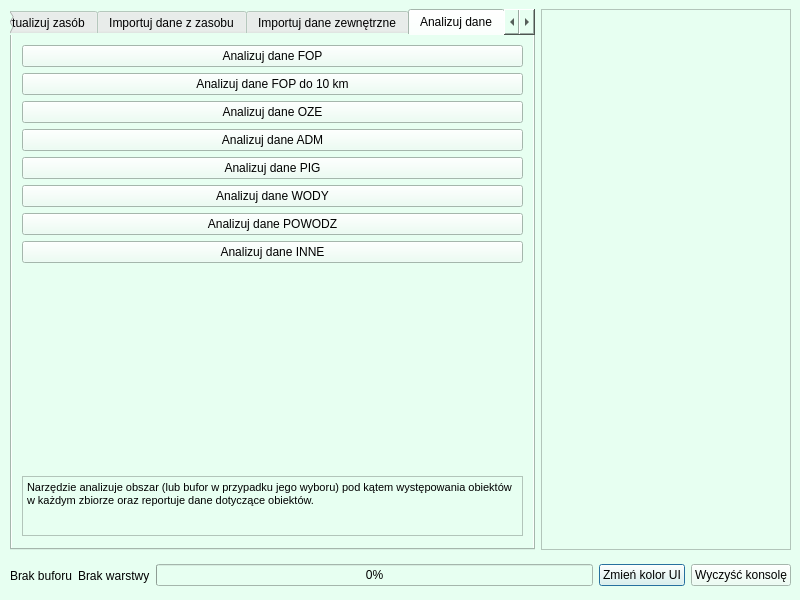
pankonduktortoja/BoberOS, file bober_os_dialog_base.ui: the form before one commit.
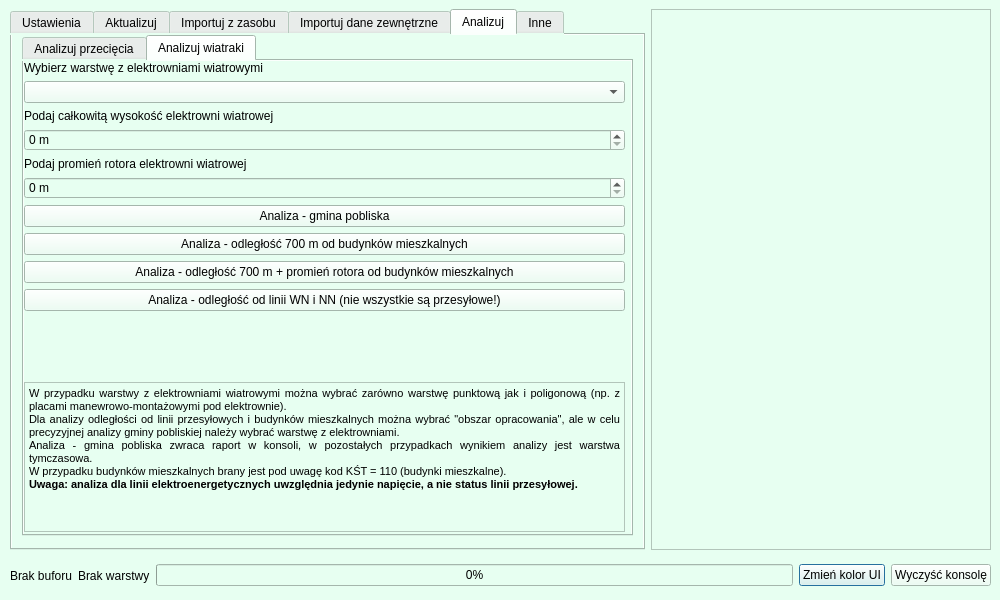
The form after the commit. The open tabs and pages were chosen to show the change. Custom widgets are drawn as their Qt base class.

Commit message: added wind turbine analysis

```diff
--- a/bober_os_dialog_base.ui
+++ b/bober_os_dialog_base.ui
@@ -9,7 +9,7 @@
    <rect>
     <x>0</x>
     <y>0</y>
-    <width>800</width>
+    <width>1000</width>
     <height>600</height>
    </rect>
   </property>
@@ -21,13 +21,13 @@
   </property>
   <property name="minimumSize">
    <size>
-    <width>800</width>
+    <width>1000</width>
     <height>600</height>
    </size>
   </property>
   <property name="maximumSize">
    <size>
-    <width>800</width>
+    <width>1000</width>
     <height>600</height>
    </size>
   </property>
@@ -46,7 +46,7 @@
     <rect>
      <x>10</x>
      <y>560</y>
-     <width>781</width>
+     <width>981</width>
      <height>31</height>
     </rect>
    </property>
@@ -105,7 +105,7 @@
     <rect>
      <x>10</x>
      <y>9</y>
-     <width>781</width>
+     <width>981</width>
      <height>541</height>
     </rect>
    </property>
@@ -290,7 +290,7 @@
       </widget>
       <widget class="QWidget" name="tab_5">
        <attribute name="title">
-        <string>Aktualizuj zasób</string>
+        <string>Aktualizuj</string>
        </attribute>
        <widget class="QWidget" name="verticalLayoutWidget">
         <property name="geometry">
@@ -511,7 +511,7 @@
       </widget>
       <widget class="QWidget" name="tab_6">
        <attribute name="title">
-        <string>Importuj dane z zasobu</string>
+        <string>Importuj z zasobu</string>
        </attribute>
        <widget class="QTabWidget" name="tabWidget_3">
         <property name="geometry">
@@ -1207,20 +1207,36 @@
       </widget>
       <widget class="QWidget" name="tab_9">
        <attribute name="title">
-        <string>Analizuj dane</string>
+        <string>Analizuj</string>
        </attribute>
-       <widget class="QWidget" name="verticalLayoutWidget_7">
+       <widget class="QTabWidget" name="tabWidget_6">
         <property name="geometry">
          <rect>
           <x>10</x>
-          <y>10</y>
-          <width>501</width>
-          <height>491</height>
+          <y>0</y>
+          <width>611</width>
+          <height>501</height>
          </rect>
         </property>
-        <layout class="QVBoxLayout" name="verticalLayout_9">
+        <property name="currentIndex">
+         <number>1</number>
+        </property>
+        <widget class="QWidget" name="tab_21">
+         <attribute name="title">
+          <string>Analizuj przecięcia</string>
+         </attribute>
+         <widget class="QWidget" name="verticalLayoutWidget_15">
+          <property name="geometry">
+           <rect>
+            <x>0</x>
+            <y>0</y>
+            <width>601</width>
+            <height>471</height>
+           </rect>
+          </property>
+          <layout class="QVBoxLayout" name="verticalLayout_17">
          <item>
-          <widget class="QPushButton" name="pb_anal_fop">
+            <widget class="QPushButton" name="pb_anal_powodz">
            <property name="text">
             <string>Analizuj dane FOP</string>
            </property>
@@ -1233,20 +1249,6 @@
            </property>
           </widget>
          </item>
-         <item>
-          <widget class="QPushButton" name="pb_anal_oze">
-           <property name="text">
-            <string>Analizuj dane OZE</string>
-           </property>
-          </widget>
-         </item>
-         <item>
-          <widget class="QPushButton" name="pb_anal_adm">
-           <property name="text">
-            <string>Analizuj dane ADM</string>
-           </property>
-          </widget>
-         </item>
          <item>
           <widget class="QPushButton" name="pb_anal_pig">
            <property name="text">
@@ -1254,6 +1256,13 @@
            </property>
           </widget>
          </item>
+           <item>
+            <widget class="QPushButton" name="pb_anal_oze">
+             <property name="text">
+              <string>Analizuj dane OZE</string>
+             </property>
+            </widget>
+           </item>
          <item>
           <widget class="QPushButton" name="pb_anal_wody">
            <property name="text">
@@ -1261,13 +1270,6 @@
            </property>
           </widget>
          </item>
-         <item>
-          <widget class="QPushButton" name="pb_anal_powodz">
-           <property name="text">
-            <string>Analizuj dane POWODZ</string>
-           </property>
-          </widget>
-         </item>
          <item>
           <widget class="QPushButton" name="pb_anal_inne">
            <property name="text">
@@ -1275,6 +1277,20 @@
            </property>
           </widget>
          </item>
+           <item>
+            <widget class="QPushButton" name="pb_anal_adm">
+             <property name="text">
+              <string>Analizuj dane ADM</string>
+             </property>
+            </widget>
+           </item>
+           <item>
+            <widget class="QPushButton" name="pb_anal_fop">
+             <property name="text">
+              <string>Analizuj dane FOP</string>
+             </property>
+            </widget>
+           </item>
          <item>
           <spacer name="verticalSpacer_16">
            <property name="orientation">
@@ -1308,6 +1324,131 @@
         </layout>
        </widget>
       </widget>
+        <widget class="QWidget" name="tab_3">
+         <attribute name="title">
+          <string>Analizuj wiatraki</string>
+         </attribute>
+         <widget class="QWidget" name="verticalLayoutWidget_7">
+          <property name="geometry">
+           <rect>
+            <x>0</x>
+            <y>0</y>
+            <width>601</width>
+            <height>471</height>
+           </rect>
+          </property>
+          <layout class="QVBoxLayout" name="verticalLayout_9">
+           <item>
+            <widget class="QLabel" name="label_18">
+             <property name="text">
+              <string>Wybierz warstwę z elektrowniami wiatrowymi</string>
+             </property>
+            </widget>
+           </item>
+           <item>
+            <widget class="QgsMapLayerComboBox" name="wind_area"/>
+           </item>
+           <item>
+            <widget class="QLabel" name="label_19">
+             <property name="text">
+              <string>Podaj całkowitą wysokość elektrowni wiatrowej</string>
+             </property>
+            </widget>
+           </item>
+           <item>
+            <widget class="QgsSpinBox" name="sbWindHeight">
+             <property name="suffix">
+              <string> m</string>
+             </property>
+             <property name="maximum">
+              <number>999999999</number>
+             </property>
+            </widget>
+           </item>
+           <item>
+            <widget class="QLabel" name="label_20">
+             <property name="text">
+              <string>Podaj promień rotora elektrowni wiatrowej</string>
+             </property>
+            </widget>
+           </item>
+           <item>
+            <widget class="QgsSpinBox" name="sbWindRadius">
+             <property name="suffix">
+              <string> m</string>
+             </property>
+             <property name="maximum">
+              <number>999999999</number>
+             </property>
+            </widget>
+           </item>
+           <item>
+            <widget class="QPushButton" name="pb_anal_wind_pobliska">
+             <property name="text">
+              <string>Analiza - gmina pobliska</string>
+             </property>
+            </widget>
+           </item>
+           <item>
+            <widget class="QPushButton" name="pb_anal_wind_build_700">
+             <property name="text">
+              <string>Analiza - odległość 700 m od budynków mieszkalnych</string>
+             </property>
+            </widget>
+           </item>
+           <item>
+            <widget class="QPushButton" name="pb_anal_wind_build_700_rad">
+             <property name="text">
+              <string>Analiza - odległość 700 m + promień rotora od budynków mieszkalnych</string>
+             </property>
+            </widget>
+           </item>
+           <item>
+            <widget class="QPushButton" name="pb_anal_wind_elect">
+             <property name="text">
+              <string>Analiza - odległość od linii WN i NN (nie wszystkie są przesyłowe!)</string>
+             </property>
+            </widget>
+           </item>
+           <item>
+            <spacer name="verticalSpacer_18">
+             <property name="orientation">
+              <enum>Qt::Vertical</enum>
+             </property>
+             <property name="sizeHint" stdset="0">
+              <size>
+               <width>20</width>
+               <height>40</height>
+              </size>
+             </property>
+            </spacer>
+           </item>
+           <item>
+            <widget class="QTextBrowser" name="textBrowser_13">
+             <property name="maximumSize">
+              <size>
+               <width>16777215</width>
+               <height>150</height>
+              </size>
+             </property>
+             <property name="html">
+              <string>&lt;!DOCTYPE HTML PUBLIC &quot;-//W3C//DTD HTML 4.0//EN&quot; &quot;http://www.w3.org/TR/REC-html40/strict.dtd&quot;&gt;
+&lt;html&gt;&lt;head&gt;&lt;meta name=&quot;qrichtext&quot; content=&quot;1&quot; /&gt;&lt;style type=&quot;text/css&quot;&gt;
+p, li { white-space: pre-wrap; }
+&lt;/style&gt;&lt;/head&gt;&lt;body style=&quot; font-family:'Open Sans'; font-size:8pt; font-weight:400; font-style:normal;&quot;&gt;
+&lt;p align=&quot;justify&quot; style=&quot; margin-top:0px; margin-bottom:0px; margin-left:0px; margin-right:0px; -qt-block-indent:0; text-indent:0px;&quot;&gt;W przypadku warstwy z elektrowniami wiatrowymi można wybrać zarówno warstwę punktową jak i poligonową (np. z placami manewrowo-montażowymi pod elektrownie).&lt;/p&gt;
+&lt;p align=&quot;justify&quot; style=&quot; margin-top:0px; margin-bottom:0px; margin-left:0px; margin-right:0px; -qt-block-indent:0; text-indent:0px;&quot;&gt;Dla analizy odległości od linii przesyłowych i budynków mieszkalnych można wybrać &amp;quot;obszar opracowania&amp;quot;, ale w celu precyzyjnej analizy gminy pobliskiej należy wybrać warstwę z elektrowniami.&lt;/p&gt;
+&lt;p align=&quot;justify&quot; style=&quot; margin-top:0px; margin-bottom:0px; margin-left:0px; margin-right:0px; -qt-block-indent:0; text-indent:0px;&quot;&gt;Analiza - gmina pobliska zwraca raport w konsoli, w pozostałych przypadkach wynikiem analizy jest warstwa tymczasowa.&lt;/p&gt;
+&lt;p align=&quot;justify&quot; style=&quot; margin-top:0px; margin-bottom:0px; margin-left:0px; margin-right:0px; -qt-block-indent:0; text-indent:0px;&quot;&gt;W przypadku budynków mieszkalnych brany jest pod uwagę kod KŚT = 110 (budynki mieszkalne).&lt;/p&gt;
+&lt;p align=&quot;justify&quot; style=&quot; margin-top:0px; margin-bottom:0px; margin-left:0px; margin-right:0px; -qt-block-indent:0; text-indent:0px;&quot;&gt;&lt;span style=&quot; font-weight:600;&quot;&gt;Uwaga: analiza dla linii elektroenergetycznych uwzględnia jedynie napięcie, a nie status linii przesyłowej.&lt;/span&gt;&lt;/p&gt;&lt;/body&gt;&lt;/html&gt;</string>
+             </property>
+            </widget>
+           </item>
+          </layout>
+         </widget>
+        </widget>
+       </widget>
+      </widget>
       <widget class="QWidget" name="tab_8">
        <attribute name="title">
         <string>Inne</string>
@@ -1644,7 +1785,7 @@
      <widget class="QTextBrowser" name="tbConsole">
       <property name="maximumSize">
        <size>
-        <width>250</width>
+        <width>340</width>
         <height>16777215</height>
        </size>
       </property>
```
Left out of the diff: 42 changed lines with no effect on the pictures. Lines whose indentation alone changed are shown as unchanged. The commit also changes 2 other files.
